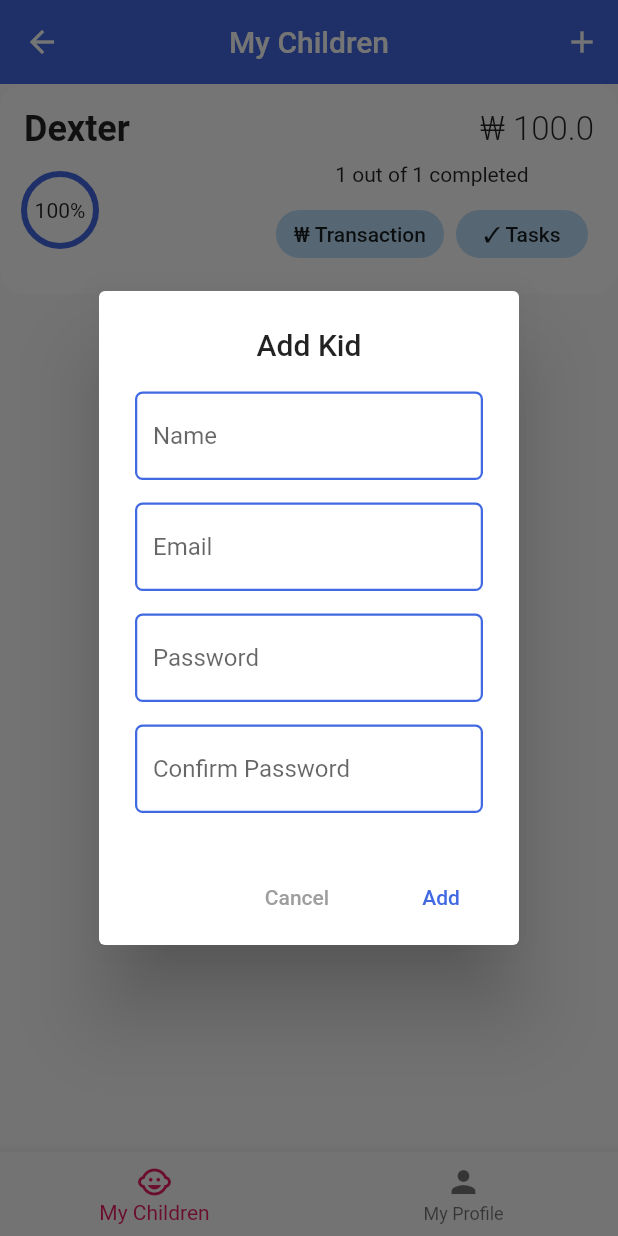
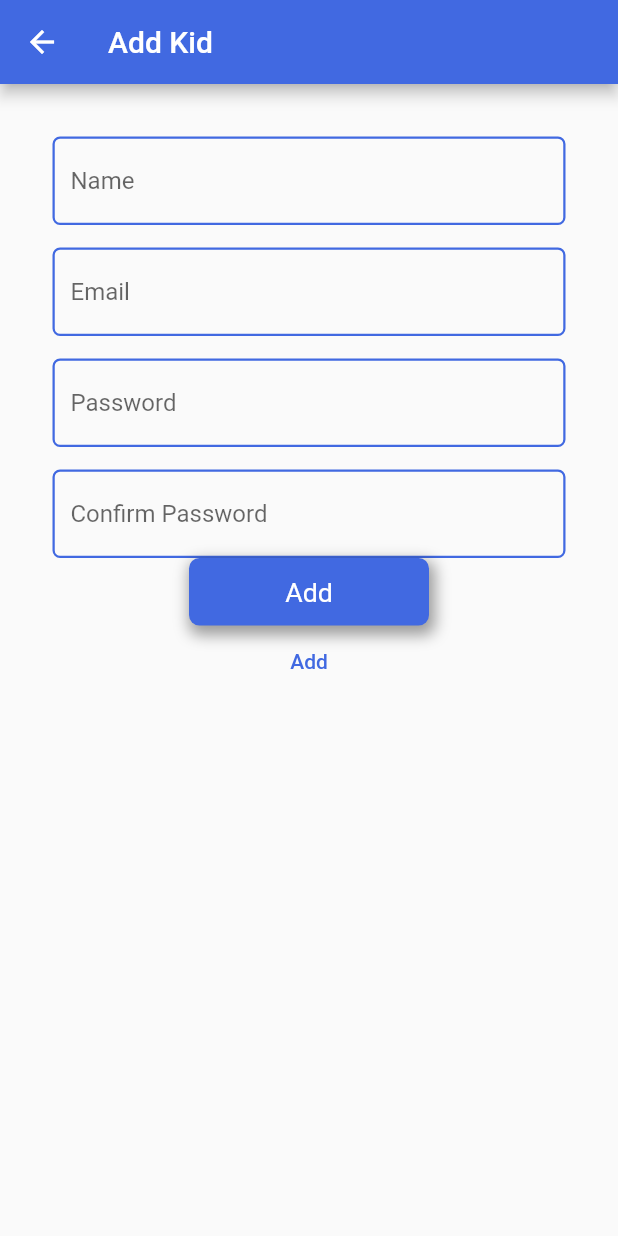
Before and after one commit to insertmike/andromeda-finance-paysafe, a Flutter app: the LoggedParentScreen screen opened by its route, after a tap on the "add" icon, on a phone screen of 412 x 824 dp. Run offline on Flutter 3.47's test engine with Material 2 defaults, Android fonts, the phone set to English and light mode, and no system bars; missing offline and left inert: dart:ffi; Roboto replaces fonts that are missing (OpenSans).

Commit message:
Moved Add Kid to new page

```diff
--- a/frontend/lib/routes.dart
+++ b/frontend/lib/routes.dart
@@ -1,11 +1,13 @@
 import 'package:flutter/material.dart';
 import './screens/login_screen.dart';
 import './screens/logged_parent_screen.dart';
+import './screens/add_kid_screen.dart';
 
 class Routes {
   static Map<String, WidgetBuilder> routes = <String, WidgetBuilder>{
     '/': (BuildContext context) => LoginScreen(),
     LoggedParentScreen.routeName: (BuildContext context) =>
         LoggedParentScreen(),
+    AddKidScreen.routeName: (BuildContext context) => AddKidScreen(),
   };
 }
--- /dev/null
+++ b/frontend/lib/screens/add_kid_screen.dart
@@ -0,0 +1,112 @@
+import 'dart:ffi';
+
+import 'package:flutter/material.dart';
+import 'package:kidromeda/widgets/custom_snackbar.dart';
+import '../theme.dart';
+import '../widgets/default_btn.dart';
+
+class AddKidScreen extends StatefulWidget {
+  static const routeName = '/addKidScreen';
+  @override
+  _AddKidScreenState createState() => _AddKidScreenState();
+}
+
+class _AddKidScreenState extends State<AddKidScreen> {
+  final GlobalKey<FormState> _formKey = GlobalKey<FormState>();
+  var _scaffoldKey = new GlobalKey<ScaffoldState>();
+
+  String _password;
+  String _passwordConfirmed;
+  String _name;
+  String _email;
+
+  @override
+  Widget build(BuildContext context) {
+    return Scaffold(
+      key: _scaffoldKey,
+      appBar: AppBar(
+          automaticallyImplyLeading: true,
+          //`true` if you want Flutter to automatically add Back Button when needed,
+          //or `false` if you want to force your own back button every where
+          title: Text('Add Kid'),
+          leading: IconButton(
+            icon: Icon(Icons.arrow_back),
+            onPressed: () => Navigator.pop(context, false),
+          )),
+      body: Padding(
+        padding: const EdgeInsets.all(35.0),
+        child: Center(
+          child: Column(
+            children: [
+              Form(
+                key: _formKey,
+                child: Column(
+                  mainAxisSize: MainAxisSize.min,
+                  children: <Widget>[
+                    TextFormField(
+                      obscureText: true,
+                      onChanged: (val) => _name = val,
+                      decoration: customInputDecoration.copyWith(
+                        hintText: "Name",
+                      ),
+                    ),
+                    SizedBox(
+                      height: 15,
+                    ),
+                    TextFormField(
+                      obscureText: true,
+                      onChanged: (val) => _name = val,
+                      decoration: customInputDecoration.copyWith(
+                        hintText: "Email",
+                      ),
+                    ),
+                    SizedBox(
+                      height: 15,
+                    ),
+                    TextFormField(
+                      obscureText: true,
+                      //validator: isPasswordCompliant,
+                      onChanged: (val) => _passwordConfirmed = val,
+                      decoration: customInputDecoration.copyWith(
+                        hintText: "Password",
+                      ),
+                    ),
+                    SizedBox(
+                      height: 15,
+                    ),
+                    TextFormField(
+                      obscureText: true,
+                      //   validator: isPasswordCompliant,
+                      onChanged: (val) => _passwordConfirmed = val,
+                      decoration: customInputDecoration.copyWith(
+                          hintText: "Confirm Password"),
+                    ),
+                    InkWell(
+                      child: defaultBtn(context, 'Add'),
+                      onTap: () => {
+                        if (_formKey.currentState.validate())
+                          {
+                            _scaffoldKey.currentState.showSnackBar(
+                                CustomSnackbar.buildSuccessSnackBar(
+                                    context, 'Success')),
+                            Navigator.of(context).pop(true)
+                          }
+                      },
+                    ),
+                    FlatButton(
+                      child: new Text(
+                        'Add',
+                        style: TextStyle(color: Theme.of(context).primaryColor),
+                      ),
+                      onPressed: () {},
+                    ),
+                  ],
+                ),
+              )
+            ],
+          ),
+        ),
+      ),
+    );
+  }
+}
--- a/frontend/lib/screens/logged_parent_screen.dart
+++ b/frontend/lib/screens/logged_parent_screen.dart
@@ -1,10 +1,7 @@
 import 'package:flutter/material.dart';
+import 'package:kidromeda/screens/add_kid_screen.dart';
 import 'package:kidromeda/screens/my_children_page.dart';
 import 'package:kidromeda/screens/my_profile_page.dart';
-import '../widgets/add_child_dialog.dart';
-import '../widgets/custom_snackbar.dart';
-import '../utils/string_utils.dart';
-import '../theme.dart';
 
 class LoggedParentScreen extends StatefulWidget {
   static const routeName = '/logged_home';
@@ -33,7 +30,8 @@ class _LoggedHomeScreenState extends State<LoggedParentScreen> {
     (BuildContext context) {
       return IconButton(
         icon: Icon(Icons.add),
-        onPressed: () => _displayAddKidDialog(context),
+        onPressed: () =>
+            Navigator.of(context).pushNamed(AddKidScreen.routeName),
       );
     },
     (BuildContext context) {
@@ -71,8 +69,9 @@ class _LoggedHomeScreenState extends State<LoggedParentScreen> {
         centerTitle: true,
         elevation: 0.0,
         actions: <Widget>[
-          SizedBox.shrink(),
-          _appBarActions[_selectedIndex](context),
+          Builder(builder: (BuildContext context) {
+            return _appBarActions[_selectedIndex](context);
+          })
         ],
       ),
       body: IndexedStack(
@@ -100,86 +99,3 @@ class _LoggedHomeScreenState extends State<LoggedParentScreen> {
     );
   }
 }
-
-_displayAddKidDialog(BuildContext context) async {
-  final GlobalKey<FormState> _deleteFormKey = GlobalKey<FormState>();
-  String _password;
-  String _passwordConfirmed;
-  String _name;
-  String _email;
-  return showDialog(
-      context: context,
-      builder: (context) {
-        return AlertDialog(
-          title: Center(child: Text('Add Kid')),
-          content: Form(
-            key: _deleteFormKey,
-            child: Column(
-              mainAxisSize: MainAxisSize.min,
-              children: <Widget>[
-                TextFormField(
-                  obscureText: true,
-                  onChanged: (val) => _name = val,
-                  decoration: customInputDecoration.copyWith(
-                    hintText: "Name",
-                  ),
-                ),
-                SizedBox(
-                  height: 15,
-                ),
-                TextFormField(
-                  obscureText: true,
-                  onChanged: (val) => _name = val,
-                  decoration: customInputDecoration.copyWith(
-                    hintText: "Email",
-                  ),
-                ),
-                SizedBox(
-                  height: 15,
-                ),
-                TextFormField(
-                  obscureText: true,
-                  validator: isPasswordCompliant,
-                  onChanged: (val) => _passwordConfirmed = val,
-                  decoration: customInputDecoration.copyWith(
-                    hintText: "Password",
-                  ),
-                ),
-                SizedBox(
-                  height: 15,
-                ),
-                TextFormField(
-                  obscureText: true,
-                  validator: isPasswordCompliant,
-                  onChanged: (val) => _passwordConfirmed = val,
-                  decoration: customInputDecoration.copyWith(
-                      hintText: "Confirm Password"),
-                ),
-              ],
-            ),
-          ),
-          actions: <Widget>[
-            new FlatButton(
-              child: new Text(
-                'Cancel',
-                style: TextStyle(color: Colors.grey),
-              ),
-              onPressed: () {
-                Navigator.of(context).pop();
-              },
-            ),
-            FlatButton(
-              child: new Text(
-                'Add',
-                style: TextStyle(color: Theme.of(context).primaryColor),
-              ),
-              onPressed: () {
-                if (_deleteFormKey.currentState.validate()) {
-                  // send request
-                }
-              },
-            ),
-          ],
-        );
-      });
-}
```
